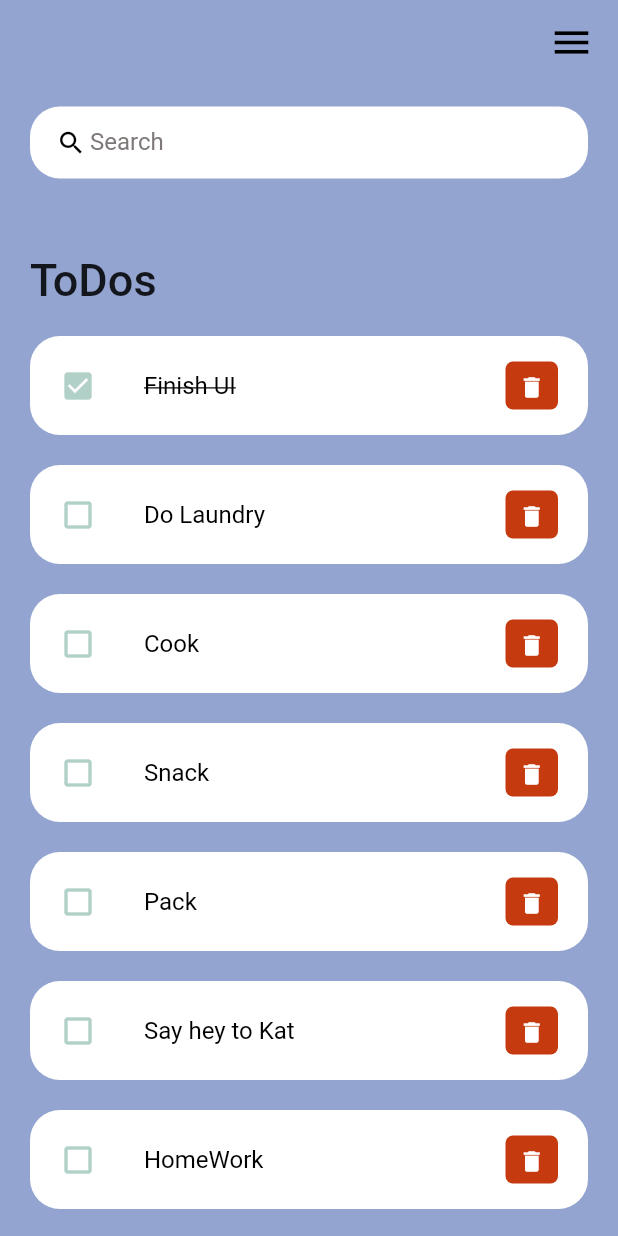
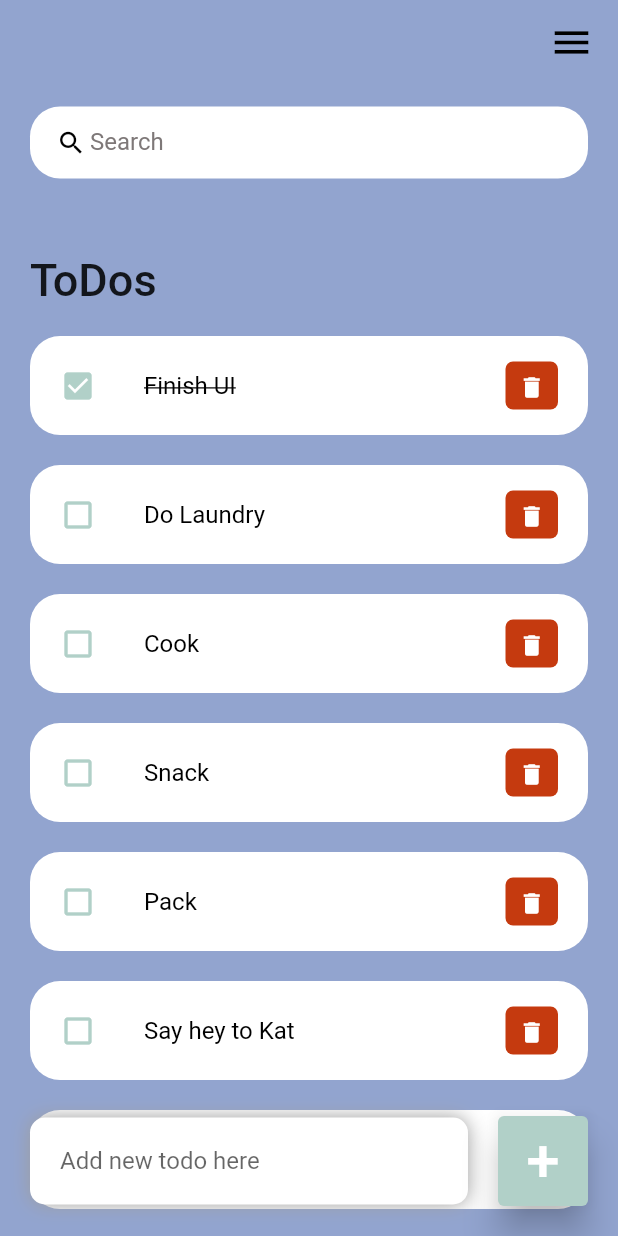
Before and after one commit to Brandon-T-Yates/Flow-Muse, a Flutter app: the screen it shows after launch, on a phone screen of 412 x 824 dp. Run offline on Flutter 3.47's test engine with Material 2 defaults, Android fonts, the phone set to English and light mode, and no system bars.

Commit message:
Got Add button into the UI

```diff
--- a/lib/screens/home.dart
+++ b/lib/screens/home.dart
@@ -1,11 +1,16 @@
 import 'package:flutter/material.dart';
 import '../constants/colors.dart';
 import '../widgets/todo_items.dart';
-import 'package:tododemo/model/todo.dart';
+import '../model/todo.dart';
 
-class Home extends StatelessWidget {
+class Home extends StatefulWidget {
   Home({Key? key}) : super(key: key);
 
+  @override
+  State<Home> createState() => _HomeState();
+}
+
+class _HomeState extends State<Home> {
   final todoList = ToDo.todoList();
 
   @override
@@ -13,7 +18,9 @@ class Home extends StatelessWidget {
     return Scaffold(
       backgroundColor: appBackBlue,
       appBar: _buldAppBar(),
-      body: Container(
+      body: Stack(
+        children: [
+          Container(
             padding: const EdgeInsets.symmetric(
               horizontal: 20,
               vertical: 15),
@@ -40,7 +47,61 @@ class Home extends StatelessWidget {
               ]
             ),
           ),
+          Align(
+            alignment: Alignment.bottomCenter,
+            child: Row(children: [
+              Expanded(
+                child: Container(
+                  margin: const EdgeInsets.only(
+                  bottom: 20,
+                  right: 20,
+                  left: 20,
+                  ),
+                  padding: EdgeInsets.symmetric(
+                    horizontal: 20,
+                    vertical: 5),
+                  decoration: BoxDecoration(
+                    color: Colors.white,
+                    boxShadow: [BoxShadow(
+                      color: Colors.grey,
+                      offset: Offset(0.0,0.0),
+                      blurRadius: 10.0,
+                      spreadRadius: 0,
+                      ),],
+                    borderRadius: BorderRadius.circular(10),
+                  ),
+                  child: TextField(
+                    decoration: InputDecoration(
+                      hintText: 'Add new todo here',
+                      border: InputBorder.none
+                    ),)
+                )
+              ),
+              Container(
+                margin: EdgeInsets.only(
+                  bottom: 20,
+                  right: 20,
+                ),
+                child: ElevatedButton(
+                  child: Text('+',
+                  style: TextStyle(fontSize: 40, ),),
+                  onPressed: () {},
+                  style: ElevatedButton.styleFrom(
+                    backgroundColor: styleGreen,
+                    minimumSize: Size(60, 60),
+                    elevation: 10,
+                  )
+                ),
+              )
+            ]),
+          )
+        ],
+      ),
     );
+  }
+
+  void _handleToDoChange(){
+
   }
 
   Widget searcBox() {
```
Lines whose indentation alone changed are shown as unchanged.
